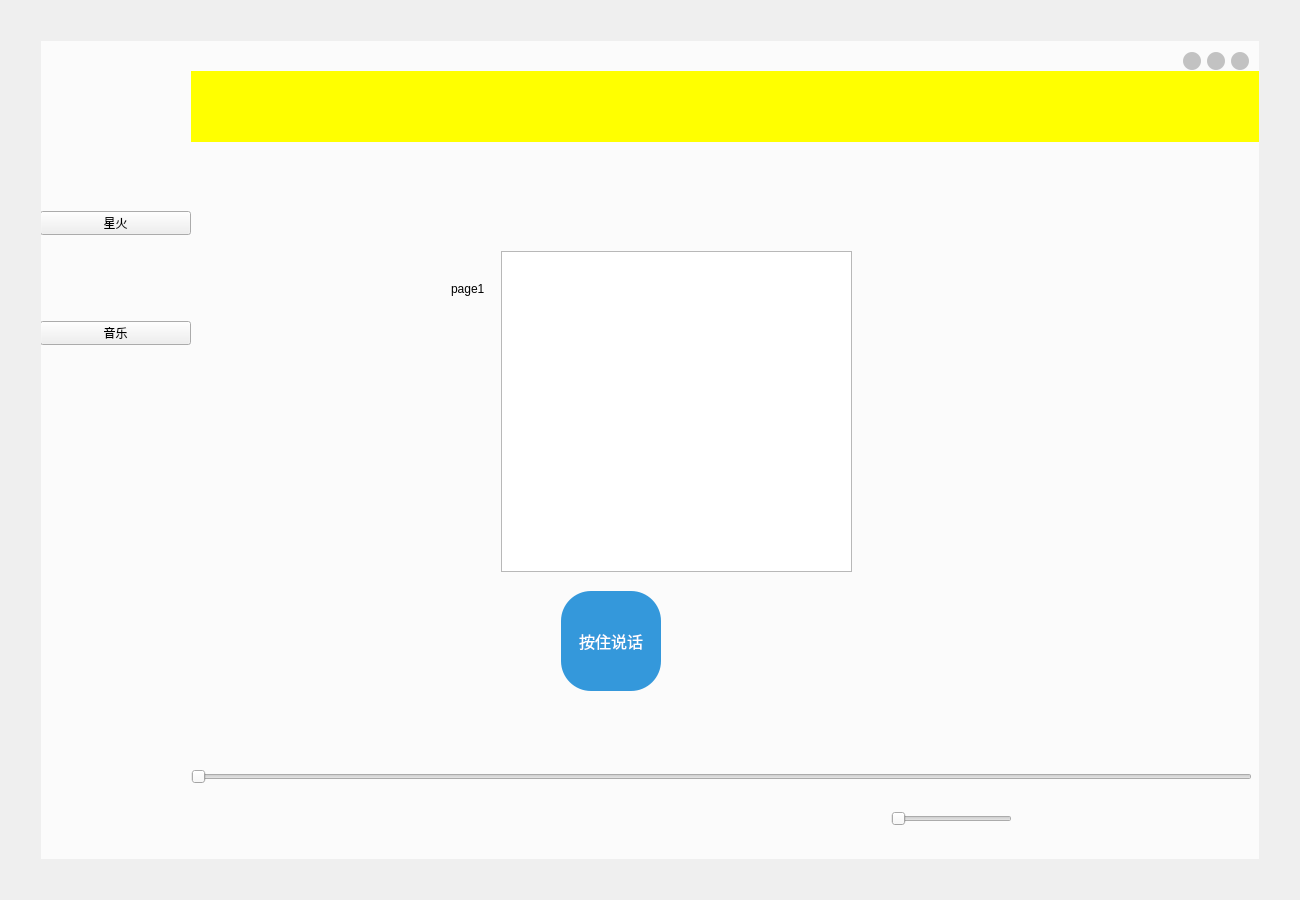
Old version of the form Audio/framelessWidget.ui in the repository Airwaves1/Audio-test.
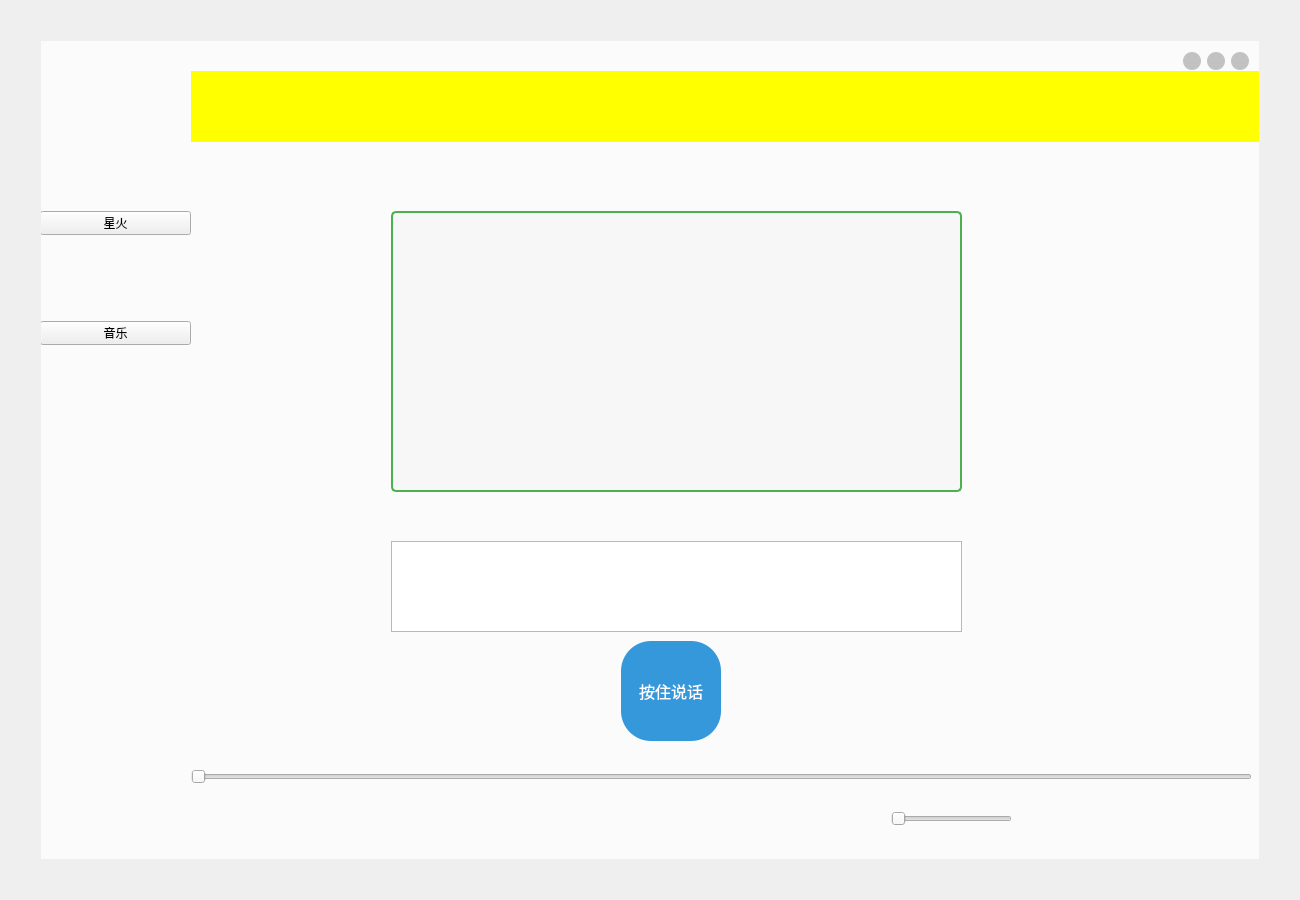
New version of the form. Icons and pictures are not drawn. Custom widgets are drawn as their Qt base class.

```diff
--- a/Audio/framelessWidget.ui
+++ b/Audio/framelessWidget.ui
@@ -235,24 +235,11 @@
                  <number>0</number>
                 </property>
                 <widget class="QWidget" name="iflytekPage">
-                 <widget class="QLabel" name="label">
-                  <property name="geometry">
-                   <rect>
-                    <x>310</x>
-                    <y>140</y>
-                    <width>54</width>
-                    <height>16</height>
-                   </rect>
-                  </property>
-                  <property name="text">
-                   <string>page1</string>
-                  </property>
-                 </widget>
                  <widget class="QtMaterialFlatButton" name="record_pushButton">
                   <property name="geometry">
                    <rect>
-                    <x>420</x>
-                    <y>450</y>
+                    <x>480</x>
+                    <y>500</y>
                     <width>100</width>
                     <height>100</height>
                    </rect>
@@ -282,13 +269,75 @@
                  <widget class="QTextEdit" name="iat_result">
                   <property name="geometry">
                    <rect>
-                    <x>360</x>
-                    <y>110</y>
-                    <width>351</width>
-                    <height>321</height>
+                    <x>250</x>
+                    <y>400</y>
+                    <width>571</width>
+                    <height>91</height>
                    </rect>
                   </property>
                  </widget>
+                 <widget class="QTextEdit" name="iflytek">
+                  <property name="geometry">
+                   <rect>
+                    <x>250</x>
+                    <y>70</y>
+                    <width>571</width>
+                    <height>281</height>
+                   </rect>
+                  </property>
+                  <property name="styleSheet">
+                   <string notr="true">QTextEdit {
+    background-color: #f7f7f7; /* 背景颜色 */
+    border: 2px solid #4CAF50; /* 边框 */
+    padding: 10px; /* 内边距 */
+    color: #333; /* 文字颜色 */
+    font-family: Arial, sans-serif; /* 字体 */
+    font-size: 14px; /* 字体大小 */
+    border-radius: 5px; /* 边框圆角 */
+}
+
+QTextEdit:focus {
+    border: 2px solid #2196F3; /* 获取焦点时的边框颜色 */
+}
+
+QTextEdit::placeholder {
+    color: #999; /* 占位符文字颜色 */
+}
+
+QScrollBar:vertical {
+    width: 10px; /* 竖直滚动条宽度 */
+}
+
+QScrollBar::handle:vertical {
+    background-color: #4CAF50; /* 滚动条按钮背景颜色 */
+    border-radius: 5px; /* 按钮圆角 */
+}
+
+QScrollBar::add-line:vertical,
+QScrollBar::sub-line:vertical,
+QScrollBar::add-page:vertical,
+QScrollBar::sub-page:vertical {
+    background: none; /* 滚动条箭头和滚动条背景样式 */
+}
+
+QScrollBar:horizontal {
+    height: 10px; /* 水平滚动条高度 */
+}
+
+QScrollBar::handle:horizontal {
+    background-color: #4CAF50; /* 水平滚动条按钮背景颜色 */
+    border-radius: 5px; /* 按钮圆角 */
+}
+
+QScrollBar::add-line:horizontal,
+QScrollBar::sub-line:horizontal,
+QScrollBar::add-page:horizontal,
+QScrollBar::sub-page:horizontal {
+    background: none; /* 滚动条箭头和滚动条背景样式 */
+}
+</string>
+                  </property>
+                 </widget>
                 </widget>
                 <widget class="QWidget" name="songPage">
                  <widget class="QLabel" name="label_2">
@@ -556,6 +605,11 @@
    <extends>QPushButton</extends>
    <header location="global">qtmaterialflatbutton.h</header>
   </customwidget>
+  <customwidget>
+   <class>ColorChangingTextEdit</class>
+   <extends>QTextEdit</extends>
+   <header location="global">colorchangingtextedit.h</header>
+  </customwidget>
  </customwidgets>
  <resources/>
  <connections/>
```
Left out of the diff: 2 changed lines with no effect on the pictures.
